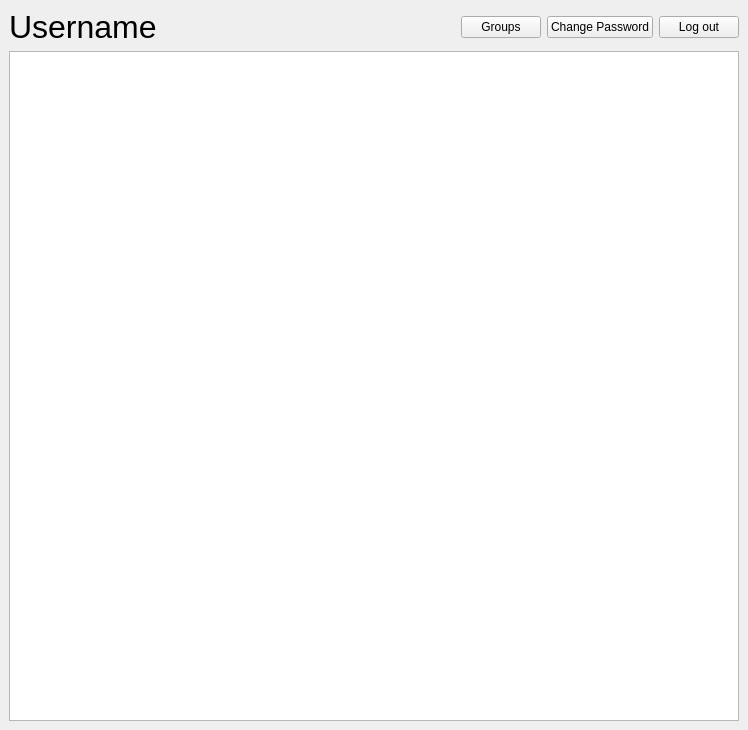
Before: the Qt Designer form UserInterface/dashboard.ui in DeluxeOwl/KoR_app, drawn with Qt 5.
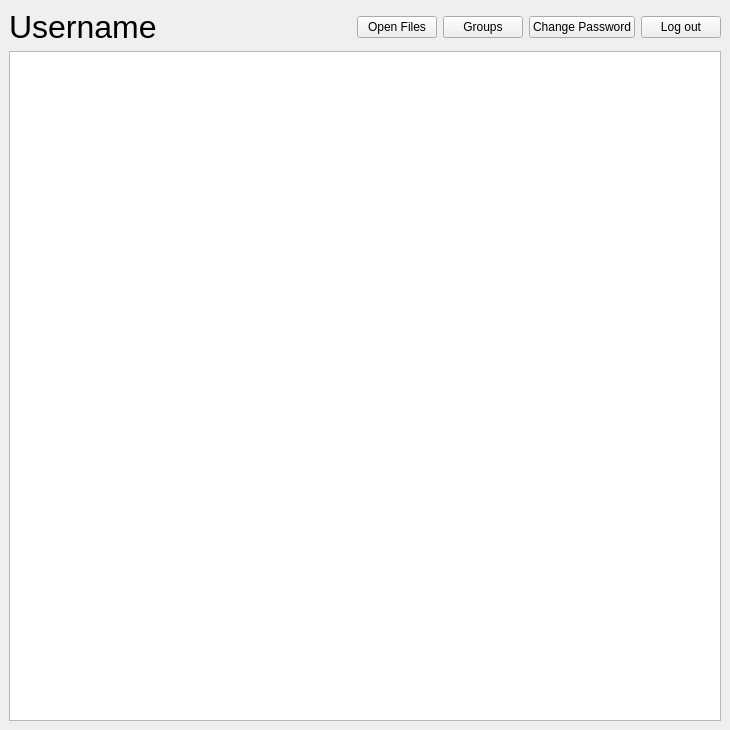
After: the same form once the commit is applied. Icons and pictures are not drawn.

Commit message: Added directory view

Patch:
```diff
--- a/UserInterface/dashboard.ui
+++ b/UserInterface/dashboard.ui
@@ -6,7 +6,7 @@
    <rect>
     <x>0</x>
     <y>0</y>
-    <width>748</width>
+    <width>730</width>
     <height>730</height>
    </rect>
   </property>
@@ -21,29 +21,34 @@
    <layout class="QGridLayout" name="gridLayout_2">
     <item row="0" column="0">
      <layout class="QGridLayout" name="gridLayout">
-      <item row="0" column="1">
-       <spacer name="horizontalSpacer">
-        <property name="orientation">
-         <enum>Qt::Horizontal</enum>
-        </property>
-        <property name="sizeHint" stdset="0">
-         <size>
-          <width>40</width>
-          <height>20</height>
-         </size>
-        </property>
-       </spacer>
-      </item>
-      <item row="1" column="0" colspan="5">
-       <widget class="QTreeView" name="treeView"/>
-      </item>
       <item row="0" column="4">
+       <widget class="QPushButton" name="pushButtonChangePassword">
+        <property name="text">
+         <string>Change Password</string>
+        </property>
+       </widget>
+      </item>
+      <item row="0" column="5">
        <widget class="QPushButton" name="pushButtonLogout">
         <property name="text">
          <string>Log out</string>
         </property>
        </widget>
       </item>
+      <item row="1" column="0" colspan="6">
+       <widget class="QTreeView" name="treeView">
+        <property name="contextMenuPolicy">
+         <enum>Qt::CustomContextMenu</enum>
+        </property>
+       </widget>
+      </item>
+      <item row="0" column="3">
+       <widget class="QPushButton" name="pushButtonGroups">
+        <property name="text">
+         <string>Groups</string>
+        </property>
+       </widget>
+      </item>
       <item row="0" column="0">
        <widget class="QLabel" name="labelUsername">
         <property name="font">
@@ -56,17 +61,23 @@
         </property>
        </widget>
       </item>
-      <item row="0" column="3">
-       <widget class="QPushButton" name="pushButtonChangePassword">
-        <property name="text">
-         <string>Change Password</string>
+      <item row="0" column="1">
+       <spacer name="horizontalSpacer">
+        <property name="orientation">
+         <enum>Qt::Horizontal</enum>
         </property>
-       </widget>
+        <property name="sizeHint" stdset="0">
+         <size>
+          <width>40</width>
+          <height>20</height>
+         </size>
+        </property>
+       </spacer>
       </item>
       <item row="0" column="2">
-       <widget class="QPushButton" name="pushButtonGroups">
+       <widget class="QPushButton" name="pushButtonOpenFiles">
         <property name="text">
-         <string>Groups</string>
+         <string>Open Files</string>
         </property>
        </widget>
       </item>
```
The commit also changes 1 other file.
